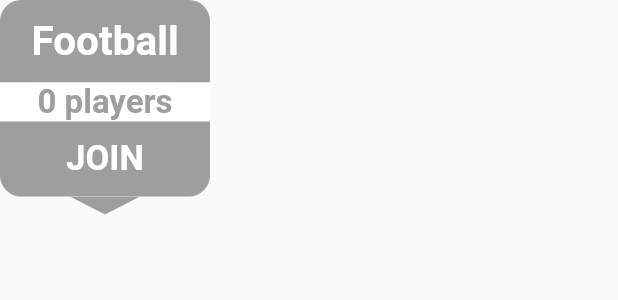
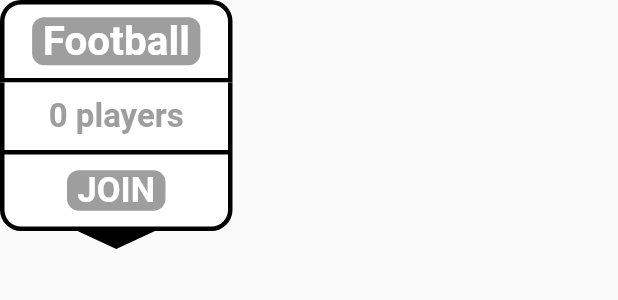
Before and after one commit to miksi10/MapsInDart, a Flutter app: the MapMarker widget shown alone on an empty page, opened directly with sample values from the repository, on a phone screen of 412 x 824 dp. Shown: the top 300 px of the screen. Run offline on Flutter 3.47's test engine with Material 2 defaults, Android fonts, the phone set to English and light mode, and no system bars; our stand-ins replace google_maps_flutter.

Commit message:
Decorating custom tag

```diff
--- a/lib/custom_tag.dart
+++ b/lib/custom_tag.dart
@@ -16,7 +16,7 @@ class _MapMarkerState extends State<MapMarker> {
   @override
   Widget build(BuildContext context) {
     return Container(
-      width: 140.0,
+      width: 155.0,
       child: Column(
         mainAxisSize: MainAxisSize.min,
         crossAxisAlignment: CrossAxisAlignment.stretch,
@@ -24,21 +24,30 @@ class _MapMarkerState extends State<MapMarker> {
           Container(
             height: 55.0,
             decoration: BoxDecoration(
-                color: widget.color,
-                border: Border.all(
-                  color: widget.color,
+                color: Colors.white,
+                border: Border(
+                  bottom: BorderSide(width: 3.0, color: Colors.black),
+                  top: BorderSide(width: 3.0, color: Colors.black),
+                  right: BorderSide(width: 3.0, color: Colors.black),
+                  left: BorderSide(width: 3.0, color: Colors.black),
                 ),
                 borderRadius: BorderRadius.only(
                     topLeft: Radius.circular(14),
                     topRight: Radius.circular(14))),
             child: Center(
               child: Padding(
-                padding: const EdgeInsets.fromLTRB(0.0, 8.0, 0.0, 8.0),
+                padding: const EdgeInsets.fromLTRB(0.0, 6.0, 0.0, 6.0),
+                child: Container(
+                  padding: EdgeInsets.symmetric(vertical: 0.0, horizontal: 7.0),
+                  decoration: BoxDecoration(
+                      color: widget.color,
+                      borderRadius: BorderRadius.all(Radius.circular(8.0))
+                  ),
                   child: Text(
                     widget.location.name,
                     overflow: TextOverflow.ellipsis,
                     style: TextStyle(
-                      backgroundColor: widget.color,
+                        //backgroundColor: widget.color,
                         color: Colors.white,
                         fontSize: 27.0,
                         fontWeight: FontWeight.bold),
@@ -46,9 +55,15 @@ class _MapMarkerState extends State<MapMarker> {
                 ),
               ),
             ),
+          ),
           Container(
+              height: 45.0,
               decoration: BoxDecoration(
-                color: Colors.white
+                color: Colors.white,
+                border: Border(
+                  right: BorderSide(width: 3.0, color: Colors.black),
+                  left: BorderSide(width: 3.0, color: Colors.black),
+                )
               ),
               child: Center(
                 child: Text(
@@ -66,20 +81,28 @@ class _MapMarkerState extends State<MapMarker> {
                 onPressed: (){
                   print(widget.location.name);
                 },
+                child: Container(
+                  padding: EdgeInsets.symmetric(vertical: 0.0, horizontal: 7.0),
+                  decoration: BoxDecoration(
+                      color: widget.color,
+                      borderRadius: BorderRadius.all(Radius.circular(8.0))
+                  ),
                   child: Text(
                     'JOIN',
                     style: TextStyle(
-                      backgroundColor: widget.color,
+                        //backgroundColor: widget.color,
                         color: Colors.white,
                         fontSize: 23.0,
                         fontWeight: FontWeight.bold
                     ),
                   ),
                 ),
+              ),
               decoration: BoxDecoration(
-                  color: widget.color,
+                  color: Colors.white,
                   border: Border.all(
-                    color: widget.color,
+                    color: Colors.black,
+                    width: 3.0
                   ),
                   borderRadius: BorderRadius.only(
                       bottomRight: Radius.circular(14),
@@ -88,7 +111,7 @@ class _MapMarkerState extends State<MapMarker> {
             clipper: CustomClipPath(),
             child: Container(
               height: 36.0,
-              color: widget.color,
+              color: Colors.black,
             ),
           )
         ],
```
Lines whose indentation alone changed are shown as unchanged.
